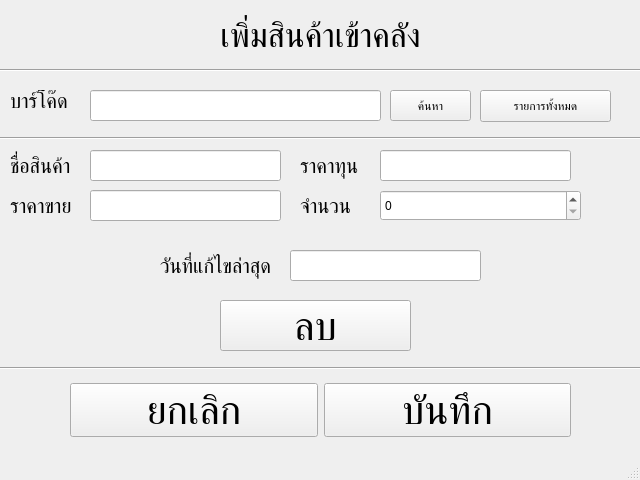
Qt form productedit.ui (millionape/minimartPOS) before a commit.
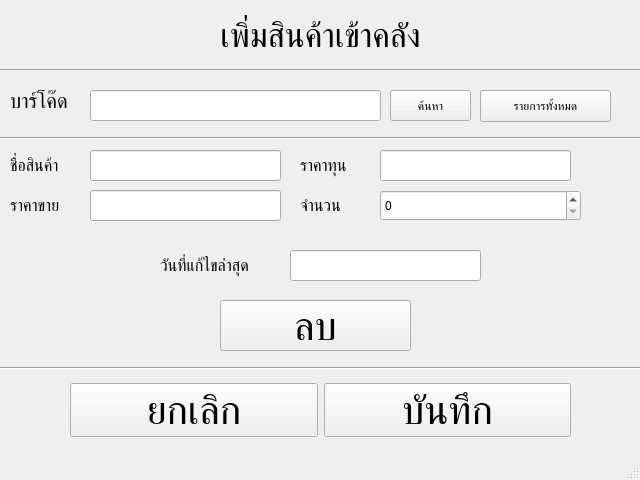
The same form after that commit.

Diff of the .ui file:
```diff
--- a/productedit.ui
+++ b/productedit.ui
@@ -122,7 +122,7 @@
     <property name="font">
      <font>
       <family>Arial</family>
-      <pointsize>15</pointsize>
+      <pointsize>12</pointsize>
      </font>
     </property>
     <property name="text">
@@ -156,7 +156,7 @@
     <property name="font">
      <font>
       <family>Arial</family>
-      <pointsize>15</pointsize>
+      <pointsize>12</pointsize>
      </font>
     </property>
     <property name="text">
@@ -191,7 +191,7 @@
     <property name="font">
      <font>
       <family>Arial</family>
-      <pointsize>15</pointsize>
+      <pointsize>12</pointsize>
      </font>
     </property>
     <property name="text">
@@ -226,7 +226,7 @@
     <property name="font">
      <font>
       <family>Arial</family>
-      <pointsize>15</pointsize>
+      <pointsize>12</pointsize>
      </font>
     </property>
     <property name="text">
@@ -273,7 +273,7 @@
     <property name="font">
      <font>
       <family>Arial</family>
-      <pointsize>15</pointsize>
+      <pointsize>12</pointsize>
      </font>
     </property>
     <property name="text">
```
